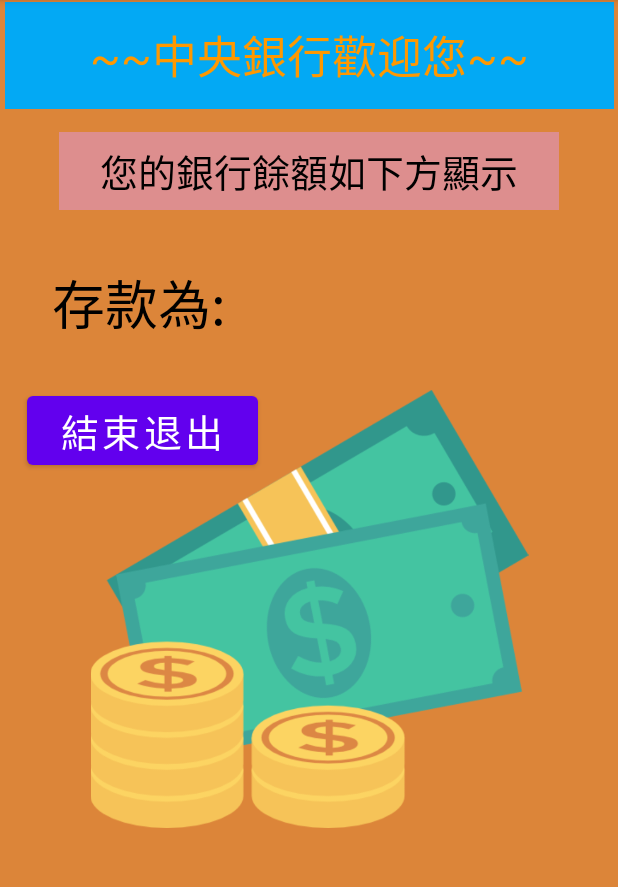
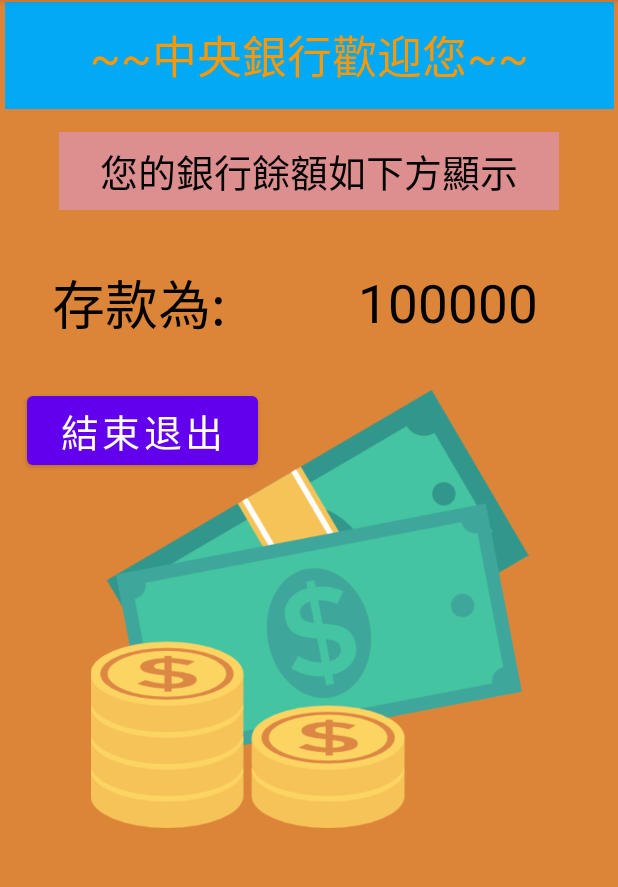
Before and after one commit to orangelee88/BankTest, an Android app: the CheckBalances screen opened directly, with no data from a screen before it, on a phone screen of 412 x 824 dp, the part 84-971 px from its top. Run offline under Robolectric (Android 15) with nearby library versions, the phone set to English and light mode, and no system bars.

Commit message:
add bundle != null on CheckBalances

```diff
--- a/app/src/main/java/com/example/mybank/CheckBalances.java
+++ b/app/src/main/java/com/example/mybank/CheckBalances.java
@@ -10,17 +10,18 @@ import android.widget.TextView;
 import android.widget.Toast;
 
 public class CheckBalances extends AppCompatActivity {
-    int a = 100000;/**初始值　100000元*/
-
+    int a = 100000;
+    /**初始值　100000元*/
     @Override
     protected void onCreate(Bundle savedInstanceState) {
         super.onCreate( savedInstanceState );
         setContentView( R.layout.activity_check_balances );
-
         Bundle bundle = getIntent().getExtras();/**取得傳遞過來的資料*/
-        String a = bundle.getString("sum" );
-        TextView result = findViewById( R.id.tv5);/**取得 顯示金額*/
-        result.setText( a );
+        if(bundle != null){
+            String a = bundle.getString( "sum" );
+            TextView result = findViewById( R.id.tv5 );/**取得 顯示金額*/
+            result.setText( a );
+        }
         Button button1 = findViewById( R.id.btn1 );  /**返回按鈕*/
         button1.setOnClickListener( new View.OnClickListener() {
 
@@ -29,7 +30,7 @@ public class CheckBalances extends AppCompatActivity {
                 Toast.makeText( CheckBalances.this, "回主頁面", Toast.LENGTH_SHORT ).show();
                 Intent intent = new Intent( CheckBalances.this, MainActivity.class );/** 返回主頁*/
                 startActivity( intent );
-                CheckBalances.this.finish();//結束目前Activity
+
             }
         } );
 
--- a/app/src/main/java/com/example/mybank/MainActivity2.java
+++ b/app/src/main/java/com/example/mybank/MainActivity2.java
@@ -56,7 +56,8 @@ public class MainActivity2 extends AppCompatActivity {
                 Toast.makeText( MainActivity2.this, "回主頁面", Toast.LENGTH_SHORT ).show();
                 Intent intent = new Intent( MainActivity2.this, MainActivity.class );/** 返回主頁*/
                 startActivity( intent );
-                MainActivity2.this.finish();//結束目前Activity
+               // MainActivity2.this.finish();//結束目前Activity
+
             }
         } );
     }
--- a/app/src/main/java/com/example/mybank/SaveMoney.java
+++ b/app/src/main/java/com/example/mybank/SaveMoney.java
@@ -115,12 +115,9 @@ public class SaveMoney extends AppCompatActivity {
                 Bundle bundle = new Bundle();
                 bundle.putString( "sum", m.getText().toString() );
                 intent.putExtras( bundle );   // 記得put進去，不然資料不會帶過去
+                Toast.makeText( SaveMoney.this, "顯示存款金額", Toast.LENGTH_SHORT ).show();
                 /**啟用意圖*/
                 startActivity( intent );
-                Toast.makeText( SaveMoney.this, "顯示存款金額", Toast.LENGTH_SHORT ).show();
-                Intent Enter = new Intent( SaveMoney.this, CheckBalances.class );/**觸發確認鍵*/
-                startActivity( Enter );/**跳到顯示金額頁面*/
-                SaveMoney.this.finish();//結束目前Activity
             }
         } );
     }
--- a/app/src/main/res/layout/activity_check_balances.xml
+++ b/app/src/main/res/layout/activity_check_balances.xml
@@ -79,7 +79,7 @@
         android:layout_marginEnd="28dp"
         android:layout_marginRight="28dp"
         android:gravity="center"
-        android:text="結果"
+        android:text="100000"
         android:textColor="@color/black"
         android:textSize="35dp"
         app:layout_constraintEnd_toEndOf="parent"
```
